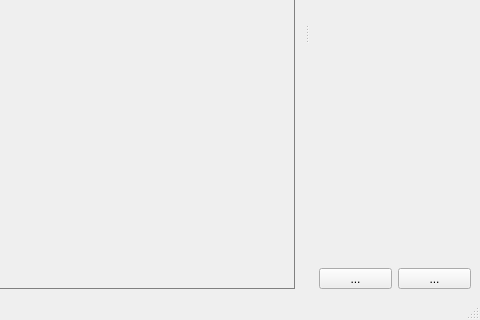
karina-cherednyk/OOP_Practice, file Paint/mainwindow.ui: the form before one commit; both pictures show x 320 to 800 and y 280 to 600 of the 800 by 600 pixel window.
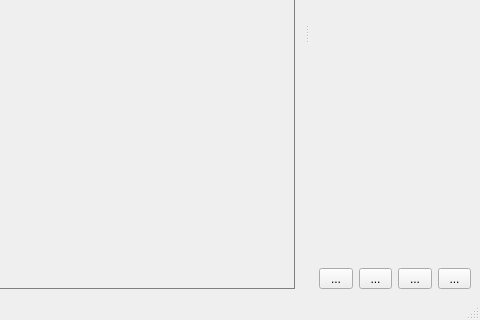
The form after the commit. Icons and pictures are not drawn.

Commit message: add layer up n down actions

```diff
--- a/Paint/mainwindow.ui
+++ b/Paint/mainwindow.ui
@@ -176,6 +176,32 @@
      </item>
      <item>
       <layout class="QHBoxLayout" name="horizontalLayout">
+       <item>
+        <widget class="QToolButton" name="downLayerButton">
+         <property name="sizePolicy">
+          <sizepolicy hsizetype="Expanding" vsizetype="Fixed">
+           <horstretch>0</horstretch>
+           <verstretch>0</verstretch>
+          </sizepolicy>
+         </property>
+         <property name="text">
+          <string>...</string>
+         </property>
+        </widget>
+       </item>
+       <item>
+        <widget class="QToolButton" name="upLayerButton">
+         <property name="sizePolicy">
+          <sizepolicy hsizetype="Expanding" vsizetype="Fixed">
+           <horstretch>0</horstretch>
+           <verstretch>0</verstretch>
+          </sizepolicy>
+         </property>
+         <property name="text">
+          <string>...</string>
+         </property>
+        </widget>
+       </item>
        <item>
         <widget class="QToolButton" name="removeLayerButton">
          <property name="sizePolicy">
```
Left out of the diff: 18 changed lines with no effect on the pictures. The commit also changes 8 other files.
